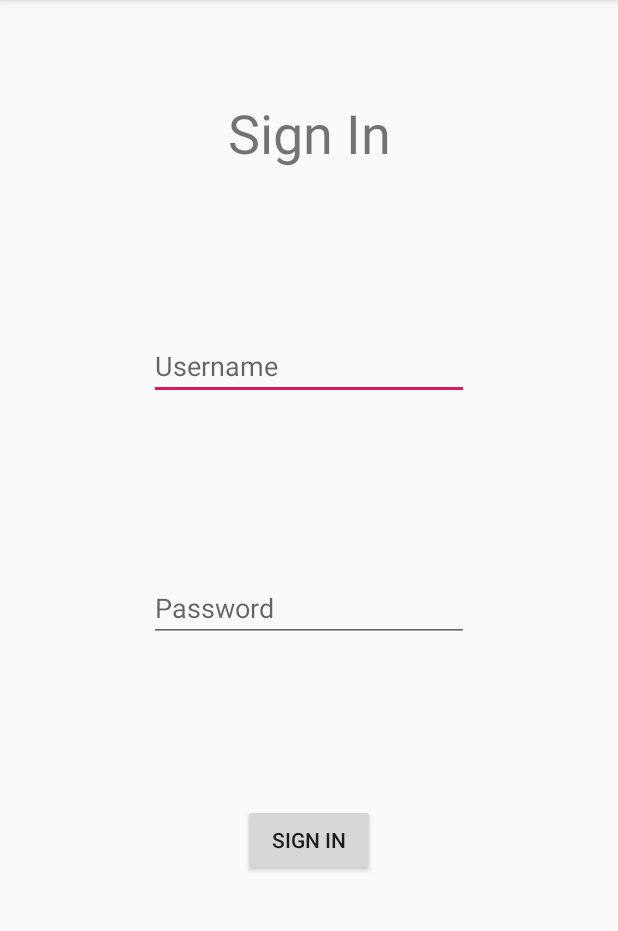
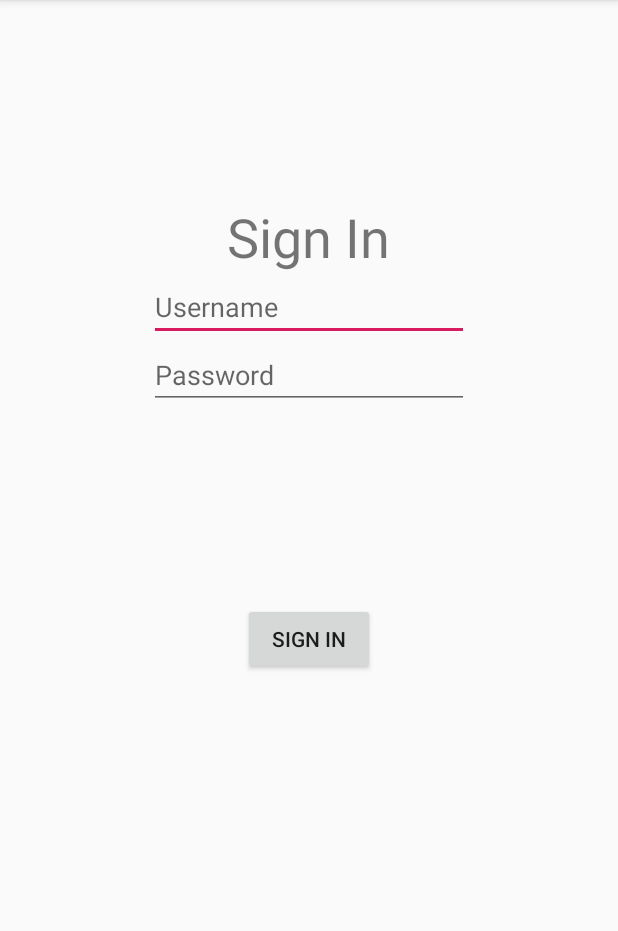
Before and after one commit to nskha101/AndriodClinicServicesDemo, an Android app: the SignIn screen opened directly, with no data from a screen before it, on a phone screen of 412 x 824 dp, the part 84-1015 px from its top. Run offline under Robolectric (Android 15) with nearby library versions, the phone set to English and light mode, and no system bars; our stand-ins replace Firebase (no records; nobody signed in at launch, a user with empty details on screens opened directly).

Commit message:
Sign in and Activity Main UI done

```diff
--- a/app/src/main/res/layout/activity_sign_in.xml
+++ b/app/src/main/res/layout/activity_sign_in.xml
@@ -6,16 +6,18 @@
     android:layout_height="match_parent"
     tools:context=".SignIn">
 
-    <Button
-        android:id="@+id/signInButton"
+    <LinearLayout
+        android:layout_width="match_parent"
+        android:layout_height="match_parent"
+        android:gravity="center"
+        android:orientation="vertical">
+
+        <TextView
+            android:id="@+id/signInText"
             android:layout_width="wrap_content"
             android:layout_height="wrap_content"
-        android:layout_marginBottom="184dp"
-        android:onClick="onClickCheck"
-        android:text="@string/buttonSignIn"
-        app:layout_constraintBottom_toBottomOf="parent"
-        app:layout_constraintEnd_toEndOf="parent"
-        app:layout_constraintStart_toStartOf="parent" />
+            android:text="@string/signInText"
+            android:textSize="36sp" />
 
         <EditText
             android:id="@+id/usernameID"
@@ -23,23 +25,7 @@
             android:layout_height="wrap_content"
             android:ems="10"
             android:hint="@string/usernameHint"
-        android:inputType="textPersonName"
-        app:layout_constraintBottom_toTopOf="@+id/passwordID"
-        app:layout_constraintEnd_toEndOf="parent"
-        app:layout_constraintStart_toStartOf="parent"
-        app:layout_constraintTop_toTopOf="parent"
-        app:layout_constraintVertical_bias="0.657" />
-
-    <TextView
-        android:id="@+id/errorText"
-        android:layout_width="212dp"
-        android:layout_height="21dp"
-        app:layout_constraintBottom_toTopOf="@+id/usernameID"
-        app:layout_constraintEnd_toEndOf="parent"
-        app:layout_constraintHorizontal_bias="0.502"
-        app:layout_constraintStart_toStartOf="parent"
-        app:layout_constraintTop_toTopOf="parent"
-        app:layout_constraintVertical_bias="1.0" />
+            android:inputType="textPersonName" />
 
         <EditText
             android:id="@+id/passwordID"
@@ -48,21 +34,22 @@
             android:layout_marginBottom="108dp"
             android:ems="10"
             android:hint="@string/passwordHint"
-        android:inputType="textPassword"
-        app:layout_constraintBottom_toTopOf="@+id/signInButton"
-        app:layout_constraintEnd_toEndOf="parent"
-        app:layout_constraintStart_toStartOf="parent" />
+            android:inputType="textPassword" />
 
         <TextView
-        android:id="@+id/signInText"
+            android:id="@+id/errorText"
+            android:layout_width="212dp"
+            android:layout_height="21dp"
+            android:gravity="center" />
+
+        <Button
+            android:id="@+id/signInButton"
             android:layout_width="wrap_content"
             android:layout_height="wrap_content"
-        android:text="@string/signInText"
-        android:textSize="36sp"
-        app:layout_constraintBottom_toTopOf="@+id/errorText"
-        app:layout_constraintEnd_toEndOf="parent"
-        app:layout_constraintStart_toStartOf="parent"
-        app:layout_constraintTop_toTopOf="parent"
-        app:layout_constraintVertical_bias="0.421" />
+            android:layout_marginBottom="184dp"
+            android:onClick="onClickCheck"
+            android:text="@string/buttonSignIn" />
+
+    </LinearLayout>
 
 </androidx.constraintlayout.widget.ConstraintLayout>
```
Also changed, not shown: app/src/main/res/layout/activity_main.xml (+13 -10 lines). Lines whose indentation alone changed are shown as unchanged.
